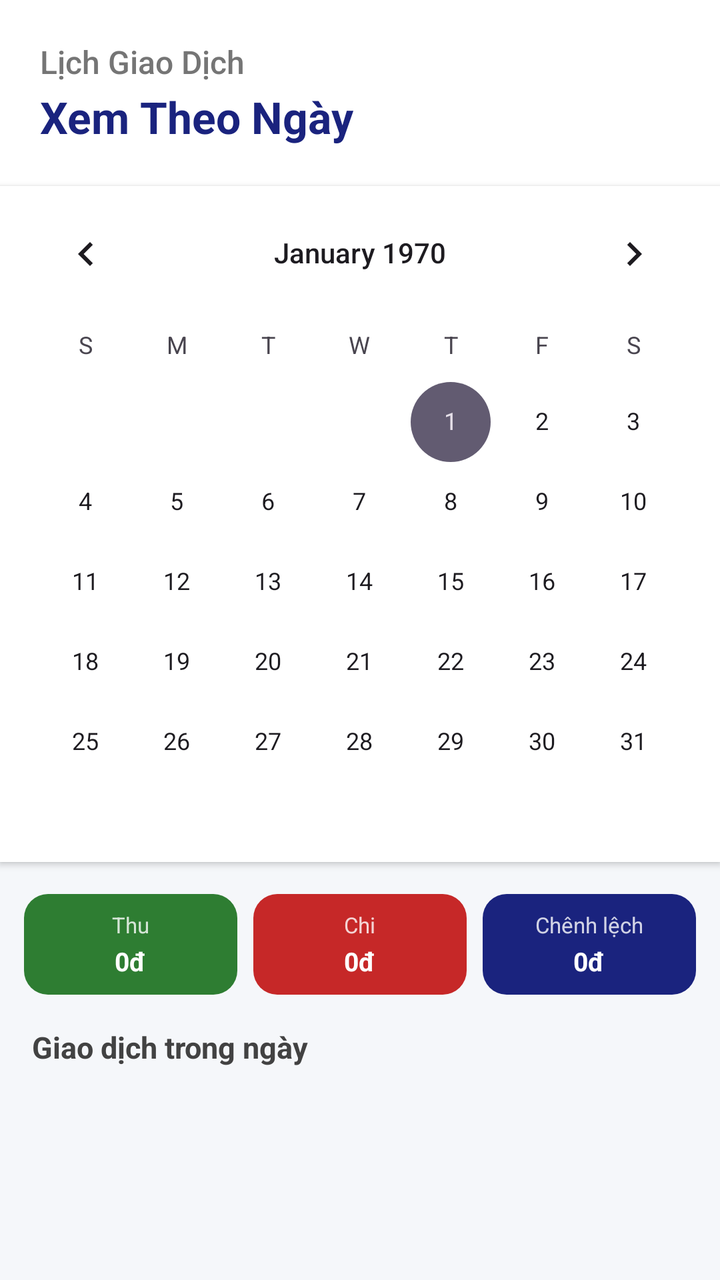
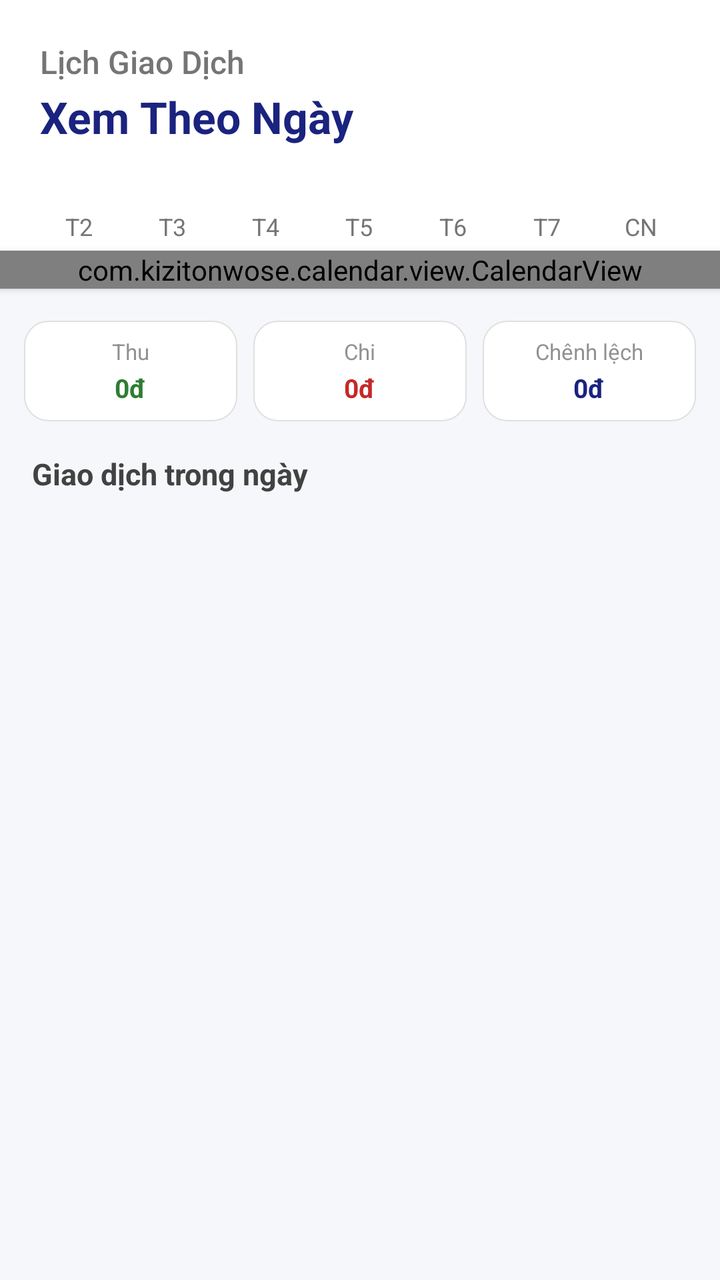

Before-and-after screenshots of an Android layout around one commit, followed by the original layout XML and the change that was made.
<!-- AndroidManifest.xml: application theme Theme.QuanLyChiTieu -->
<!-- res/layout/fragment_calendar.xml -->
<?xml version="1.0" encoding="utf-8"?>
<LinearLayout xmlns:android="http://schemas.android.com/apk/res/android"
    android:layout_width="match_parent"
    android:layout_height="match_parent"
    android:background="#F5F7FA"
    android:orientation="vertical">

    <LinearLayout
        android:layout_width="match_parent"
        android:layout_height="wrap_content"
        android:background="@android:color/white"
        android:orientation="vertical"
        android:padding="20dp">

        <TextView
            android:layout_width="wrap_content"
            android:layout_height="wrap_content"
            android:fontFamily="sans-serif-medium"
            android:text="Lịch Giao Dịch"
            android:textColor="#757575"
            android:textSize="16sp" />

        <TextView
            android:layout_width="wrap_content"
            android:layout_height="wrap_content"
            android:layout_marginTop="2dp"
            android:text="Xem Theo Ngày"
            android:textColor="#1A237E"
            android:textSize="22sp"
            android:textStyle="bold" />
    </LinearLayout>

    <CalendarView
        android:id="@+id/calendarView"
        android:layout_width="match_parent"
        android:layout_height="wrap_content"
        android:background="@android:color/white"
        android:elevation="2dp"
        android:layout_marginBottom="8dp" />

    <LinearLayout
        android:layout_width="match_parent"
        android:layout_height="wrap_content"
        android:orientation="horizontal"
        android:weightSum="3"
        android:layout_marginHorizontal="12dp"
        android:layout_marginVertical="8dp">

        <LinearLayout
            android:id="@+id/cardDayIncome"
            android:layout_width="0dp"
            android:layout_height="match_parent"
            android:layout_weight="1"
            android:layout_marginEnd="4dp"
            android:background="@drawable/card_summary_income"
            android:gravity="center"
            android:orientation="vertical"
            android:padding="8dp">

            <TextView
                android:layout_width="wrap_content"
                android:layout_height="wrap_content"
                android:alpha="0.8"
                android:text="Thu"
                android:textColor="#FFFFFF"
                android:textSize="11sp" />

            <TextView
                android:id="@+id/tvDayIncome"
                android:layout_width="wrap_content"
                android:layout_height="wrap_content"
                android:layout_marginTop="2dp"
                android:maxLines="1"
                android:text="0đ"
                android:textColor="@android:color/white"
                android:textSize="13sp"
                android:textStyle="bold" />
        </LinearLayout>

        <LinearLayout
            android:id="@+id/cardDayExpense"
            android:layout_width="0dp"
            android:layout_height="match_parent"
            android:layout_weight="1"
            android:layout_marginHorizontal="4dp"
            android:background="@drawable/card_summary_expense"
            android:gravity="center"
            android:orientation="vertical"
            android:padding="8dp">

            <TextView
                android:layout_width="wrap_content"
                android:layout_height="wrap_content"
                android:alpha="0.8"
                android:text="Chi"
                android:textColor="#FFFFFF"
                android:textSize="11sp" />

            <TextView
                android:id="@+id/tvDayExpense"
                android:layout_width="wrap_content"
                android:layout_height="wrap_content"
                android:layout_marginTop="2dp"
                android:maxLines="1"
                android:text="0đ"
                android:textColor="@android:color/white"
                android:textSize="13sp"
                android:textStyle="bold" />
        </LinearLayout>

        <LinearLayout
            android:id="@+id/cardDayBalance"
            android:layout_width="0dp"
            android:layout_height="match_parent"
            android:layout_weight="1"
            android:layout_marginStart="4dp"
            android:background="@drawable/card_summary_balance"
            android:gravity="center"
            android:orientation="vertical"
            android:padding="8dp">

            <TextView
                android:layout_width="wrap_content"
                android:layout_height="wrap_content"
                android:alpha="0.8"
                android:text="Chênh lệch"
                android:textColor="#FFFFFF"
                android:textSize="11sp" />

            <TextView
                android:id="@+id/tvDayBalance"
                android:layout_width="wrap_content"
                android:layout_height="wrap_content"
                android:layout_marginTop="2dp"
                android:maxLines="1"
                android:text="0đ"
                android:textColor="@android:color/white"
                android:textSize="13sp"
                android:textStyle="bold" />
        </LinearLayout>

    </LinearLayout>

    <TextView
        android:id="@+id/tvSelectedDateTitle"
        android:layout_width="wrap_content"
        android:layout_height="wrap_content"
        android:layout_marginStart="16dp"
        android:layout_marginVertical="8dp"
        android:text="Giao dịch trong ngày"
        android:textColor="#424242"
        android:textSize="15sp"
        android:textStyle="bold" />

    <androidx.recyclerview.widget.RecyclerView
        android:id="@+id/rvCalendarTransactions"
        android:layout_width="match_parent"
        android:layout_height="0dp"
        android:layout_weight="1"
        android:layout_marginHorizontal="16dp" />

</LinearLayout>
<!-- resources referenced by this layout -->
<resources>
  <!-- drawable card_summary_balance (drawable) -->
  <?xml version="1.0" encoding="utf-8"?>
  <shape xmlns:android="http://schemas.android.com/apk/res/android"
      android:shape="rectangle">
      <solid android:color="#1A237E" />
      <corners android:radius="12dp" />
  </shape>
  <!-- drawable card_summary_expense (drawable) -->
  <?xml version="1.0" encoding="utf-8"?>
  <shape xmlns:android="http://schemas.android.com/apk/res/android"
      android:shape="rectangle">
      <solid android:color="#C62828" />
      <corners android:radius="12dp" />
  </shape>
  <!-- drawable card_summary_income (drawable) -->
  <?xml version="1.0" encoding="utf-8"?>
  <shape xmlns:android="http://schemas.android.com/apk/res/android"
      android:shape="rectangle">
      <solid android:color="#2E7D32" />
      <corners android:radius="12dp" />
  </shape>
  <style name="Theme.QuanLyChiTieu" parent="Base.Theme.QuanLyChiTieu" />
  <style name="Base.Theme.QuanLyChiTieu" parent="Theme.Material3.DayNight.NoActionBar">
          
          
      </style>
</resources>

<!-- the commit's change to res/layout/fragment_calendar.xml (unified diff, before → after) -->
@@ -1,5 +1,6 @@
 <?xml version="1.0" encoding="utf-8"?>
 <LinearLayout xmlns:android="http://schemas.android.com/apk/res/android"
+    xmlns:app="http://schemas.android.com/apk/res-auto"
     android:layout_width="match_parent"
     android:layout_height="match_parent"
     android:background="#F5F7FA"
@@ -30,13 +31,33 @@
             android:textStyle="bold" />
     </LinearLayout>
 
-    <CalendarView
+    <LinearLayout
+        android:layout_width="match_parent"
+        android:layout_height="wrap_content"
+        android:background="@android:color/white"
+        android:orientation="horizontal"
+        android:weightSum="7"
+        android:paddingHorizontal="16dp"
+        android:paddingTop="12dp"
+        android:paddingBottom="4dp">
+
+        <TextView android:id="@+id/tvDay0" android:layout_width="0dp" android:layout_height="wrap_content" android:layout_weight="1" android:gravity="center" android:text="T2" android:textColor="#757575" android:textSize="12sp"/>
+        <TextView android:id="@+id/tvDay1" android:layout_width="0dp" android:layout_height="wrap_content" android:layout_weight="1" android:gravity="center" android:text="T3" android:textColor="#757575" android:textSize="12sp"/>
+        <TextView android:id="@+id/tvDay2" android:layout_width="0dp" android:layout_height="wrap_content" android:layout_weight="1" android:gravity="center" android:text="T4" android:textColor="#757575" android:textSize="12sp"/>
+        <TextView android:id="@+id/tvDay3" android:layout_width="0dp" android:layout_height="wrap_content" android:layout_weight="1" android:gravity="center" android:text="T5" android:textColor="#757575" android:textSize="12sp"/>
+        <TextView android:id="@+id/tvDay4" android:layout_width="0dp" android:layout_height="wrap_content" android:layout_weight="1" android:gravity="center" android:text="T6" android:textColor="#757575" android:textSize="12sp"/>
+        <TextView android:id="@+id/tvDay5" android:layout_width="0dp" android:layout_height="wrap_content" android:layout_weight="1" android:gravity="center" android:text="T7" android:textColor="#757575" android:textSize="12sp"/>
+        <TextView android:id="@+id/tvDay6" android:layout_width="0dp" android:layout_height="wrap_content" android:layout_weight="1" android:gravity="center" android:text="CN" android:textColor="#757575" android:textSize="12sp"/>
+    </LinearLayout>
+
+    <com.kizitonwose.calendar.view.CalendarView
         android:id="@+id/calendarView"
         android:layout_width="match_parent"
         android:layout_height="wrap_content"
         android:background="@android:color/white"
         android:elevation="2dp"
-        android:layout_marginBottom="8dp" />
+        android:layout_marginBottom="8dp"
+        app:cv_dayViewResource="@layout/calendar_day_layout" />
 
     <LinearLayout
         android:layout_width="match_parent"
@@ -62,7 +83,7 @@
                 android:layout_height="wrap_content"
                 android:alpha="0.8"
                 android:text="Thu"
-                android:textColor="#FFFFFF"
+                android:textColor="#757575"
                 android:textSize="11sp" />
 
             <TextView
@@ -72,7 +93,7 @@
                 android:layout_marginTop="2dp"
                 android:maxLines="1"
                 android:text="0đ"
-                android:textColor="@android:color/white"
+                android:textColor="#2E7D32"
                 android:textSize="13sp"
                 android:textStyle="bold" />
         </LinearLayout>
@@ -93,7 +114,7 @@
                 android:layout_height="wrap_content"
                 android:alpha="0.8"
                 android:text="Chi"
-                android:textColor="#FFFFFF"
+                android:textColor="#757575"
                 android:textSize="11sp" />
 
             <TextView
@@ -103,7 +124,7 @@
                 android:layout_marginTop="2dp"
                 android:maxLines="1"
                 android:text="0đ"
-                android:textColor="@android:color/white"
+                android:textColor="#C62828"
                 android:textSize="13sp"
                 android:textStyle="bold" />
         </LinearLayout>
@@ -124,7 +145,7 @@
                 android:layout_height="wrap_content"
                 android:alpha="0.8"
                 android:text="Chênh lệch"
-                android:textColor="#FFFFFF"
+                android:textColor="#757575"
                 android:textSize="11sp" />
 
             <TextView
@@ -134,7 +155,7 @@
                 android:layout_marginTop="2dp"
                 android:maxLines="1"
                 android:text="0đ"
-                android:textColor="@android:color/white"
+                android:textColor="#1A237E"
                 android:textSize="13sp"
                 android:textStyle="bold" />
         </LinearLayout>
@@ -160,3 +181,29 @@
         android:layout_marginHorizontal="16dp" />
 
 </LinearLayout>
+<!-- res/layout/calendar_day_layout.xml (included above) -->
+<?xml version="1.0" encoding="utf-8"?>
+<LinearLayout xmlns:android="http://schemas.android.com/apk/res/android"
+    android:layout_width="match_parent"
+    android:layout_height="match_parent"
+    android:gravity="center"
+    android:orientation="vertical"
+    android:padding="4dp">
+
+    <TextView
+        android:id="@+id/tvDayNumber"
+        android:layout_width="wrap_content"
+        android:layout_height="wrap_content"
+        android:gravity="center"
+        android:textSize="14sp"
+        android:textColor="#212121" />
+
+    <TextView
+        android:id="@+id/tvDayDot"
+        android:layout_width="wrap_content"
+        android:layout_height="wrap_content"
+        android:text="⭐"
+        android:textSize="8sp"
+        android:visibility="gone" />
+
+</LinearLayout>
<!-- resource entries referenced after the edit -->
@@ -4,21 +4,24 @@
   <?xml version="1.0" encoding="utf-8"?>
   <shape xmlns:android="http://schemas.android.com/apk/res/android"
       android:shape="rectangle">
-      <solid android:color="#1A237E" />
+      <solid android:color="#FFFFFF" />
+      <stroke android:width="0.5dp" android:color="#E0E0E0" />
       <corners android:radius="12dp" />
   </shape>
   <!-- drawable card_summary_expense (drawable) -->
   <?xml version="1.0" encoding="utf-8"?>
   <shape xmlns:android="http://schemas.android.com/apk/res/android"
       android:shape="rectangle">
-      <solid android:color="#C62828" />
+      <solid android:color="#FFFFFF" />
+      <stroke android:width="0.5dp" android:color="#E0E0E0" />
       <corners android:radius="12dp" />
   </shape>
   <!-- drawable card_summary_income (drawable) -->
   <?xml version="1.0" encoding="utf-8"?>
   <shape xmlns:android="http://schemas.android.com/apk/res/android"
       android:shape="rectangle">
-      <solid android:color="#2E7D32" />
+      <solid android:color="#FFFFFF" />
+      <stroke android:width="0.5dp" android:color="#E0E0E0" />
       <corners android:radius="12dp" />
   </shape>
   <style name="Theme.QuanLyChiTieu" parent="Base.Theme.QuanLyChiTieu" />
